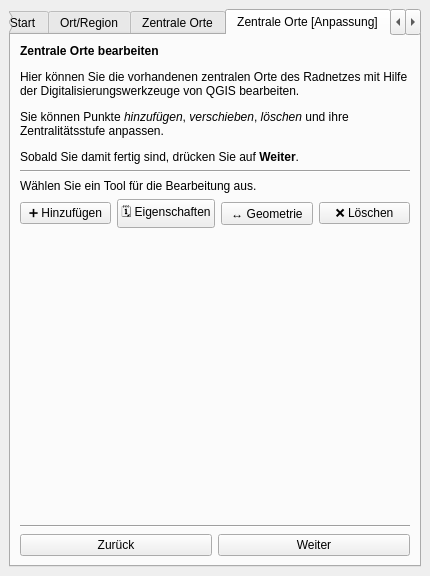
ohrie/DigiRad, file visionvelo_digirad_dockwidget.ui: the form before one commit.
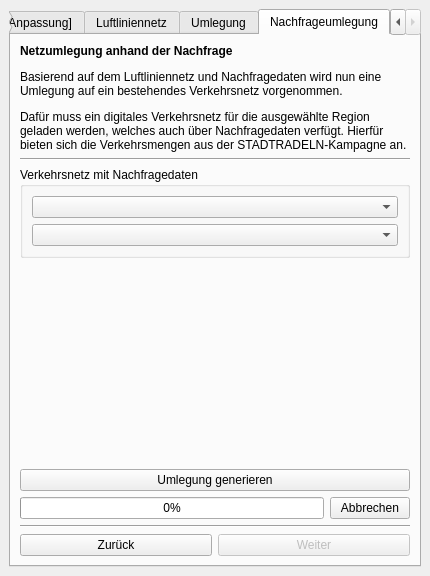
The form after the commit. Icons and pictures are not drawn. Custom widgets are drawn as their Qt base class.

Commit message: feat: Added reproject demand tab

```diff
--- a/visionvelo_digirad_dockwidget.ui
+++ b/visionvelo_digirad_dockwidget.ui
@@ -24,7 +24,7 @@
        <bool>true</bool>
       </property>
       <property name="currentIndex">
-       <number>3</number>
+       <number>6</number>
       </property>
       <widget class="QWidget" name="welcomeTab">
        <property name="enabled">
@@ -830,6 +830,118 @@
           <item>
            <widget class="QPushButton" name="reprojectContinueButton">
             <property name="enabled">
+             <bool>true</bool>
+            </property>
+            <property name="text">
+             <string>Weiter</string>
+            </property>
+           </widget>
+          </item>
+         </layout>
+        </item>
+       </layout>
+      </widget>
+      <widget class="QWidget" name="reprojectDemandTab">
+       <attribute name="title">
+        <string>Nachfrageumlegung</string>
+       </attribute>
+       <layout class="QVBoxLayout" name="verticalLayout_8">
+        <item>
+         <widget class="QLabel" name="label_7">
+          <property name="text">
+           <string>&lt;html&gt;&lt;head/&gt;&lt;body&gt;&lt;p&gt;&lt;span style=&quot; font-weight:600;&quot;&gt;Netzumlegung anhand der Nachfrage&lt;/span&gt;&lt;/p&gt;&lt;p&gt;Basierend auf dem Luftliniennetz und Nachfragedaten wird nun eine Umlegung auf ein bestehendes Verkehrsnetz vorgenommen.&lt;/p&gt;&lt;p&gt;Dafür muss ein digitales Verkehrsnetz für die ausgewählte Region geladen werden, welches auch über Nachfragedaten verfügt. Hierfür bieten sich die Verkehrsmengen aus der STADTRADELN-Kampagne an.&lt;/p&gt;&lt;/body&gt;&lt;/html&gt;</string>
+          </property>
+          <property name="textFormat">
+           <enum>Qt::RichText</enum>
+          </property>
+          <property name="alignment">
+           <set>Qt::AlignLeading|Qt::AlignLeft|Qt::AlignTop</set>
+          </property>
+          <property name="wordWrap">
+           <bool>true</bool>
+          </property>
+         </widget>
+        </item>
+        <item>
+         <widget class="Line" name="line_12">
+          <property name="orientation">
+           <enum>Qt::Horizontal</enum>
+          </property>
+         </widget>
+        </item>
+        <item>
+         <widget class="QGroupBox" name="groupBox">
+          <property name="title">
+           <string>Verkehrsnetz mit Nachfragedaten</string>
+          </property>
+          <layout class="QGridLayout" name="gridLayout_2">
+           <item row="1" column="0">
+            <widget class="QgsFieldComboBox" name="reprojectDemandSelectField">
+            </widget>
+           </item>
+           <item row="0" column="0">
+            <widget class="QgsMapLayerComboBox" name="reprojectDemandSelectLayer"/>
+           </item>
+          </layout>
+         </widget>
+        </item>
+        <item>
+         <spacer name="verticalSpacer_6">
+          <property name="orientation">
+           <enum>Qt::Vertical</enum>
+          </property>
+          <property name="sizeHint" stdset="0">
+           <size>
+            <width>20</width>
+            <height>40</height>
+           </size>
+          </property>
+         </spacer>
+        </item>
+        <item>
+         <widget class="QPushButton" name="reprojectDemandGenerateButton">
+          <property name="text">
+           <string>Umlegung generieren</string>
+          </property>
+         </widget>
+        </item>
+        <item>
+         <layout class="QHBoxLayout" name="horizontalLayout_13">
+          <item>
+           <widget class="QProgressBar" name="reprojectDemandProgressBar">
+            <property name="value">
+             <number>0</number>
+            </property>
+           </widget>
+          </item>
+          <item>
+           <widget class="QPushButton" name="reprojectDemandCancelGenerateButton">
+            <property name="text">
+             <string>Abbrechen</string>
+            </property>
+           </widget>
+          </item>
+         </layout>
+        </item>
+        <item>
+         <widget class="Line" name="line_13">
+          <property name="orientation">
+           <enum>Qt::Horizontal</enum>
+          </property>
+         </widget>
+        </item>
+        <item>
+         <layout class="QHBoxLayout" name="horizontalLayout_12">
+          <item>
+           <widget class="QPushButton" name="reprojectDemandBackButton">
+            <property name="text">
+             <string>Zurück</string>
+            </property>
+           </widget>
+          </item>
+          <item>
+           <widget class="QPushButton" name="reprojectDemandContinueButton">
+            <property name="enabled">
              <bool>false</bool>
             </property>
             <property name="text">
@@ -847,6 +959,11 @@
   </widget>
  </widget>
  <customwidgets>
+  <customwidget>
+   <class>QgsFieldComboBox</class>
+   <extends>QComboBox</extends>
+   <header>qgsfieldcombobox.h</header>
+  </customwidget>
   <customwidget>
    <class>QgsMapLayerComboBox</class>
    <extends>QComboBox</extends>
```
The commit also changes 3 other files.
